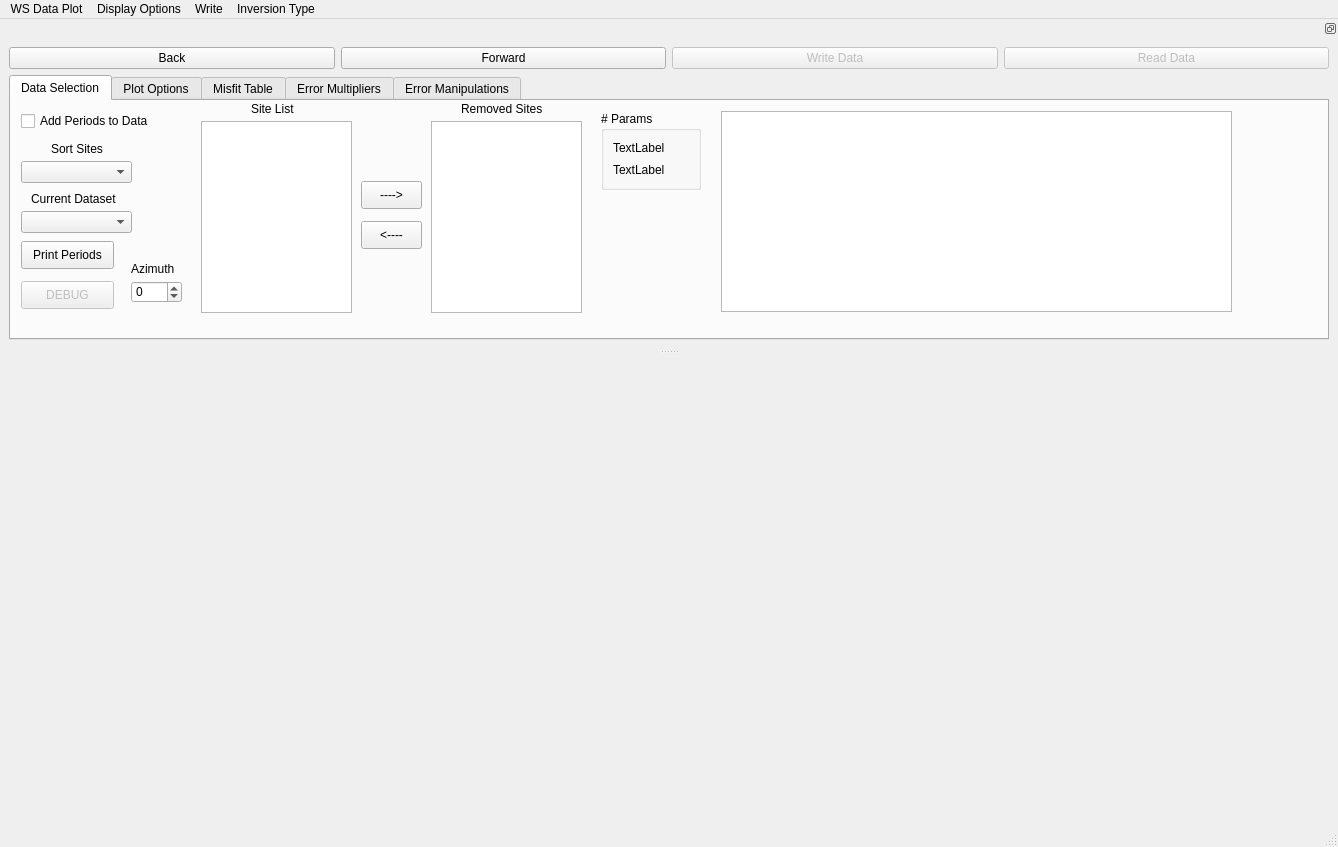
Old version of the form pyMT/DataGUI/data_plot.ui in the repository eroots/pyMT.
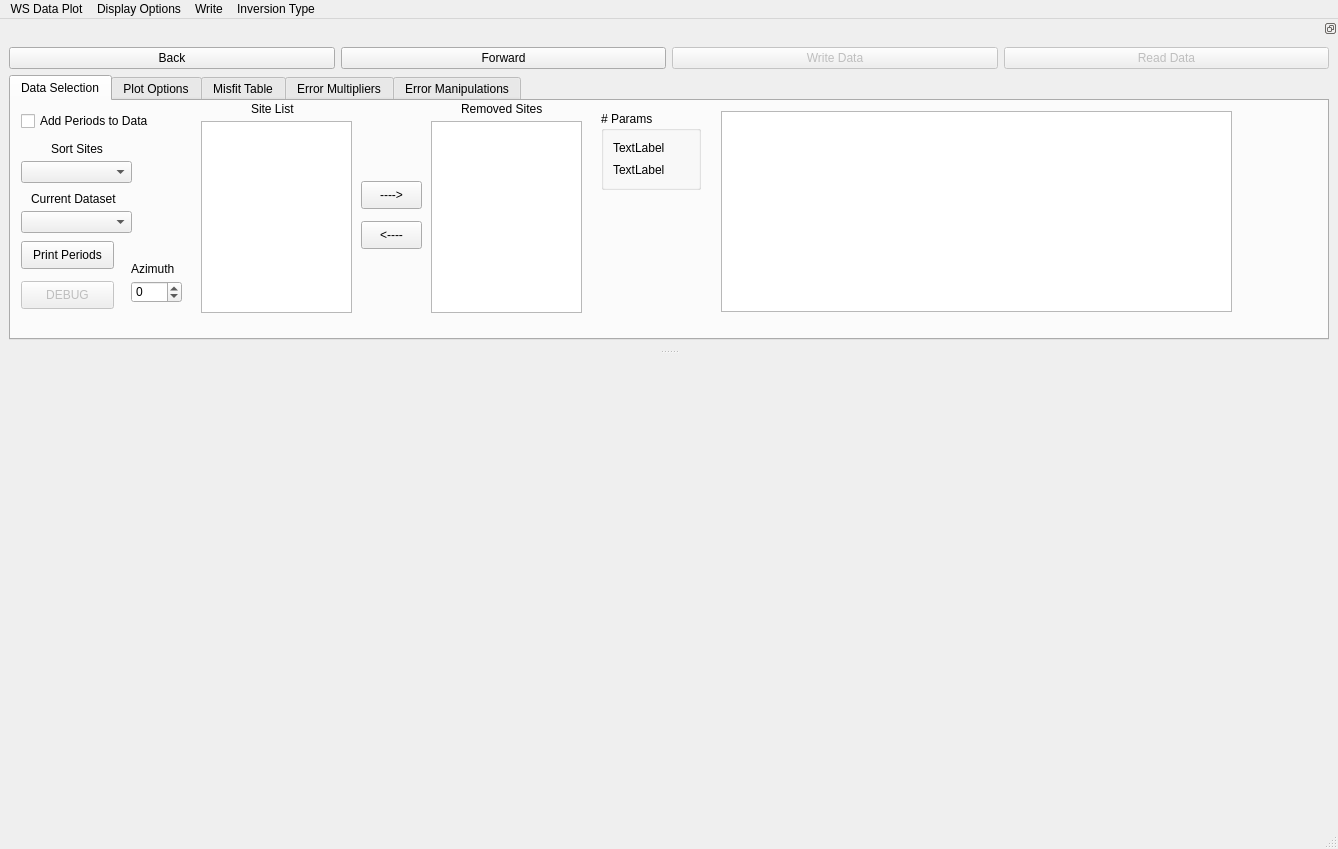
New version of the form.

Patch:
```diff
--- a/pyMT/DataGUI/data_plot.ui
+++ b/pyMT/DataGUI/data_plot.ui
@@ -7,7 +7,7 @@
     <x>0</x>
     <y>0</y>
     <width>1338</width>
-    <height>847</height>
+    <height>849</height>
    </rect>
   </property>
   <property name="windowTitle">
```
